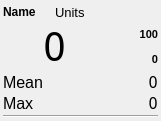
Before: the Qt Designer form gui/monitor/monitor.ui in MariuszSuchenek/MVM_GUI_test2, drawn with Qt 5.
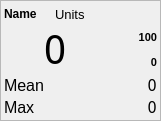
After: the same form once the commit is applied.

Commit message: Some tweaks to the overall appearance of the GUI; changed slider to plain bar in tool settings; add +/- to the tool settings

What changed in the file:
```diff
--- a/gui/monitor/monitor.ui
+++ b/gui/monitor/monitor.ui
@@ -25,37 +25,49 @@
   <property name="windowTitle">
    <string>Form</string>
   </property>
-  <layout class="QGridLayout" name="gridLayout">
+  <layout class="QGridLayout" name="gridLayout_2">
    <property name="leftMargin">
-    <number>3</number>
+    <number>0</number>
    </property>
    <property name="topMargin">
-    <number>3</number>
+    <number>0</number>
    </property>
    <property name="rightMargin">
-    <number>3</number>
+    <number>0</number>
    </property>
    <property name="bottomMargin">
-    <number>3</number>
+    <number>0</number>
    </property>
    <property name="spacing">
+    <number>0</number>
+   </property>
+   <item row="0" column="0">
+    <widget class="QFrame" name="frame">
+     <property name="frameShape">
+      <enum>QFrame::StyledPanel</enum>
+     </property>
+     <property name="frameShadow">
+      <enum>QFrame::Raised</enum>
+     </property>
+     <layout class="QGridLayout" name="gridLayout">
+      <property name="leftMargin">
+       <number>3</number>
+      </property>
+      <property name="topMargin">
+       <number>3</number>
+      </property>
+      <property name="rightMargin">
+       <number>3</number>
+      </property>
+      <property name="bottomMargin">
+       <number>3</number>
+      </property>
+      <property name="horizontalSpacing">
+       <number>0</number>
+      </property>
+      <property name="verticalSpacing">
     <number>2</number>
    </property>
-   <item row="0" column="1" colspan="2">
-    <widget class="QLabel" name="label_units">
-     <property name="font">
-      <font>
-       <pointsize>10</pointsize>
-      </font>
-     </property>
-     <property name="text">
-      <string>Units</string>
-     </property>
-     <property name="alignment">
-      <set>Qt::AlignLeading|Qt::AlignLeft|Qt::AlignVCenter</set>
-     </property>
-    </widget>
-   </item>
    <item row="0" column="0">
     <widget class="QLabel" name="label_name">
      <property name="font">
@@ -72,46 +84,6 @@
      </property>
     </widget>
    </item>
-   <item row="2" column="2">
-    <widget class="QLabel" name="label_min">
-     <property name="font">
-      <font>
-       <pointsize>8</pointsize>
-       <weight>75</weight>
-       <bold>true</bold>
-      </font>
-     </property>
-     <property name="text">
-      <string>0</string>
-     </property>
-     <property name="alignment">
-      <set>Qt::AlignRight|Qt::AlignTrailing|Qt::AlignVCenter</set>
-     </property>
-    </widget>
-   </item>
-   <item row="1" column="0" rowspan="2" colspan="2">
-    <widget class="QLabel" name="label_value">
-     <property name="font">
-      <font>
-       <family>Noto Mono</family>
-       <pointsize>30</pointsize>
-      </font>
-     </property>
-     <property name="text">
-      <string>0</string>
-     </property>
-     <property name="alignment">
-      <set>Qt::AlignCenter</set>
-     </property>
-    </widget>
-   </item>
-   <item row="5" column="0" colspan="3">
-    <widget class="Line" name="line">
-     <property name="orientation">
-      <enum>Qt::Horizontal</enum>
-     </property>
-    </widget>
-   </item>
    <item row="1" column="2">
     <widget class="QLabel" name="label_max">
      <property name="font">
@@ -129,6 +101,23 @@
      </property>
     </widget>
    </item>
+      <item row="2" column="2">
+       <widget class="QLabel" name="label_min">
+        <property name="font">
+         <font>
+          <pointsize>8</pointsize>
+          <weight>75</weight>
+          <bold>true</bold>
+         </font>
+        </property>
+        <property name="text">
+         <string>0</string>
+        </property>
+        <property name="alignment">
+         <set>Qt::AlignRight|Qt::AlignTrailing|Qt::AlignVCenter</set>
+        </property>
+       </widget>
+      </item>
    <item row="3" column="0">
     <widget class="QLabel" name="label_statname1">
      <property name="font">
@@ -153,7 +142,7 @@
      </property>
     </widget>
    </item>
-   <item row="3" column="1" colspan="2">
+      <item row="3" column="2">
     <widget class="QLabel" name="label_statvalue1">
      <property name="font">
       <font>
@@ -169,7 +158,7 @@
      </property>
     </widget>
    </item>
-   <item row="4" column="1" colspan="2">
+      <item row="4" column="2">
     <widget class="QLabel" name="label_statvalue2">
      <property name="font">
       <font>
@@ -183,6 +172,40 @@
      <property name="alignment">
       <set>Qt::AlignRight|Qt::AlignTrailing|Qt::AlignVCenter</set>
      </property>
+       </widget>
+      </item>
+      <item row="1" column="0" rowspan="2" colspan="2">
+       <widget class="QLabel" name="label_value">
+        <property name="font">
+         <font>
+          <family>Noto Mono</family>
+          <pointsize>30</pointsize>
+         </font>
+        </property>
+        <property name="text">
+         <string>0</string>
+        </property>
+        <property name="alignment">
+         <set>Qt::AlignCenter</set>
+        </property>
+       </widget>
+      </item>
+      <item row="0" column="1" colspan="2">
+       <widget class="QLabel" name="label_units">
+        <property name="font">
+         <font>
+          <pointsize>10</pointsize>
+         </font>
+        </property>
+        <property name="text">
+         <string>Units</string>
+        </property>
+        <property name="alignment">
+         <set>Qt::AlignLeading|Qt::AlignLeft|Qt::AlignVCenter</set>
+        </property>
+       </widget>
+      </item>
+     </layout>
     </widget>
    </item>
   </layout>
```
Lines whose indentation alone changed are shown as unchanged. The commit also changes 3 other files.
